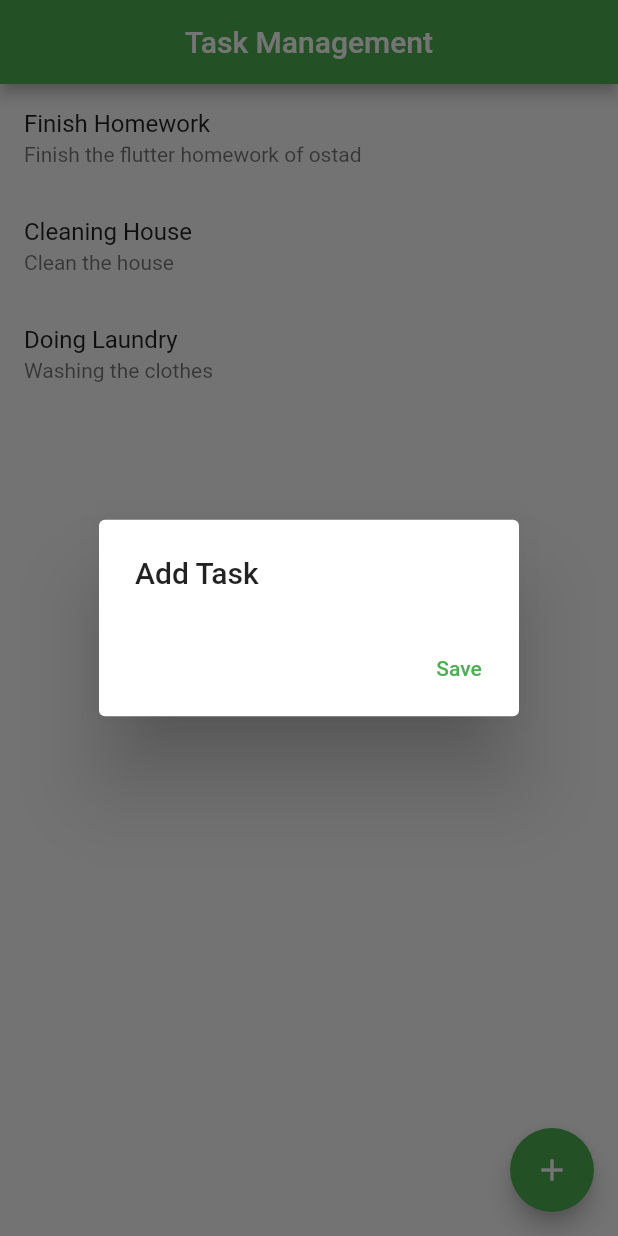
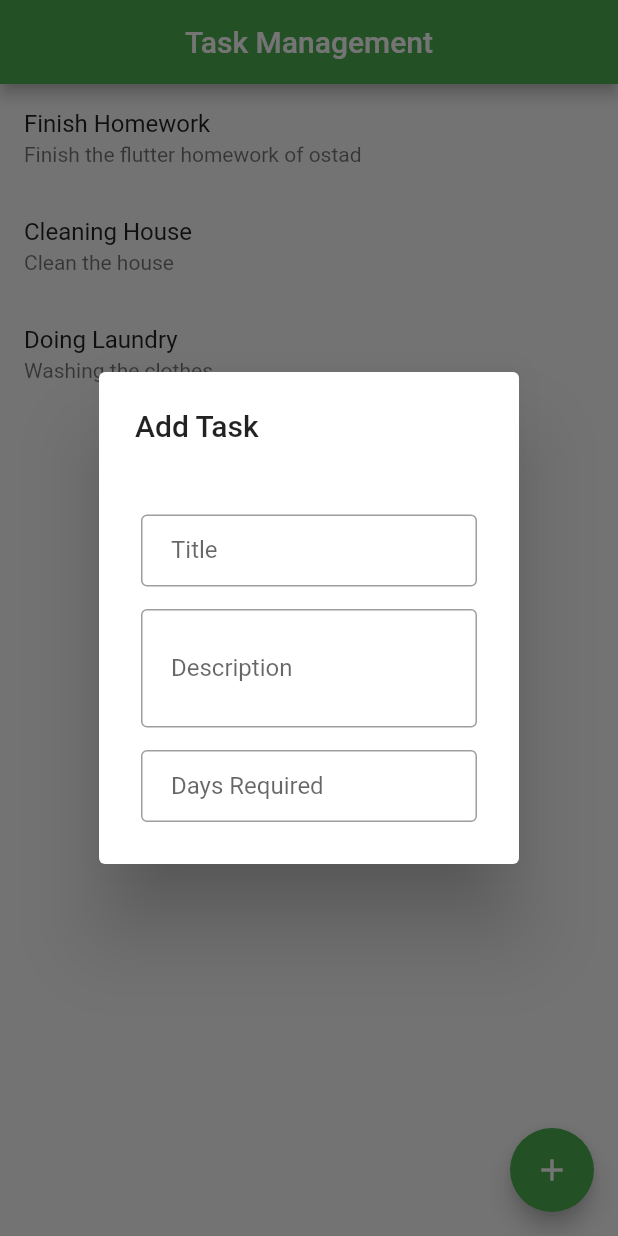
Before and after one commit to syfulsharif/taskManagerFlutter, a Flutter app: the screen it shows after launch, after a tap on the "add" icon, on a phone screen of 412 x 824 dp. Run offline on Flutter 3.47's test engine with Material 2 defaults, Android fonts, the phone set to English and light mode, and no system bars.

Commit message:
Text Fields added

```diff
--- a/lib/style.dart
+++ b/lib/style.dart
@@ -1 +1,17 @@
 import 'package:flutter/material.dart';
+
+InputDecoration appInputDecoration(label, vertical, horizontal) {
+  return InputDecoration(
+    contentPadding:
+        EdgeInsets.symmetric(vertical: vertical, horizontal: horizontal),
+    border: const OutlineInputBorder(),
+    labelText: label,
+  );
+}
+
+SizedBox sizedBox15() {
+  return const SizedBox(
+    height: 15.0,
+    width: double.infinity,
+  );
+}
--- a/lib/taskmanager.dart
+++ b/lib/taskmanager.dart
@@ -28,13 +28,36 @@ class _TaskManagerViewState extends State<TaskManagerView> {
         builder: (BuildContext context) {
           return Expanded(
             child: AlertDialog(
-              title: Text('Add Task'),
+              title: const Text('Add Task'),
               actions: [
                 TextButton(
                   onPressed: () {
                     Navigator.of(context).pop();
                   },
-                  child: const Text('Save'),
+                  child: Padding(
+                    padding: const EdgeInsets.all(12.0),
+                    child: Column(
+                      mainAxisAlignment: MainAxisAlignment.start,
+                      crossAxisAlignment: CrossAxisAlignment.start,
+                      children: [
+                        TextField(
+                          decoration: appInputDecoration('Title', 10.0, 20.0),
+                        ),
+                        sizedBox15(),
+                        TextField(
+                          decoration:
+                              appInputDecoration('Description', 30.0, 20.0),
+                          maxLines: 5,
+                          minLines: 1,
+                        ),
+                        sizedBox15(),
+                        TextField(
+                          decoration:
+                              appInputDecoration('Days Required', 10.0, 20.0),
+                        ),
+                      ],
+                    ),
+                  ),
                 )
               ],
             ),
```
